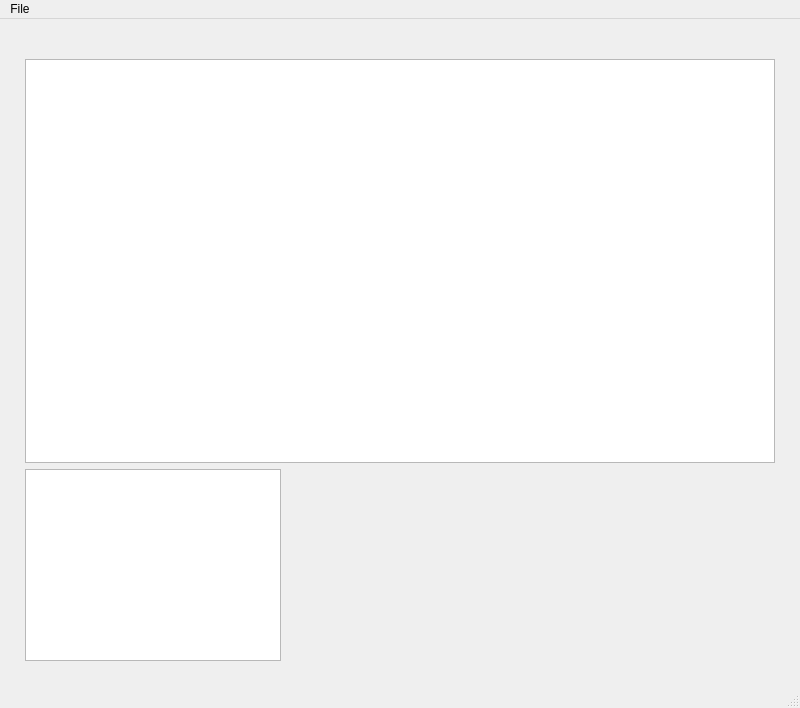
Above: Scan/mutlichannel.ui from pattammattel/HXN_GUI before the change. Below: the same form after it.
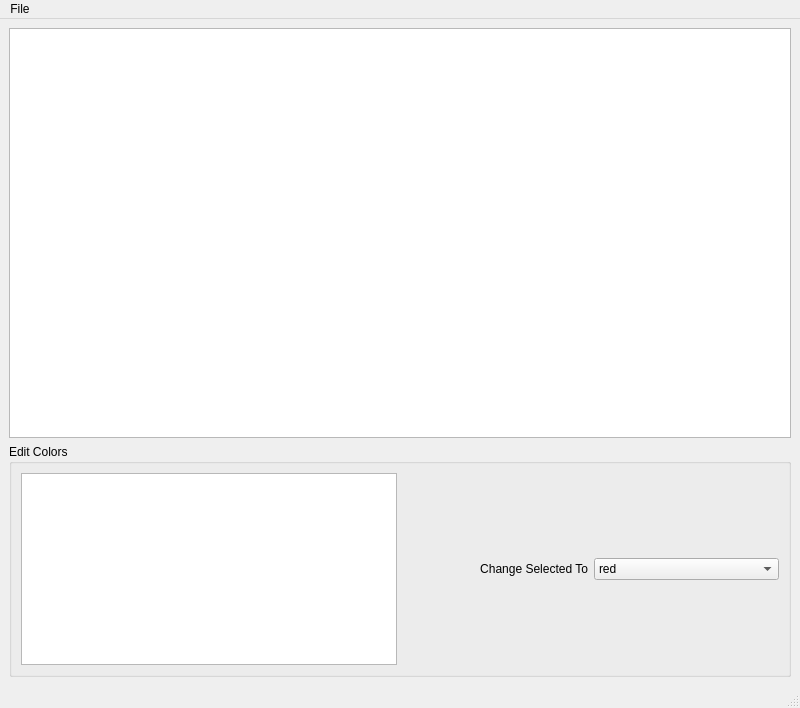
That is the form after the change. Custom widgets are drawn as their Qt base class.

Commit message: multichannel multiple selection

```diff
--- a/Scan/mutlichannel.ui
+++ b/Scan/mutlichannel.ui
@@ -14,20 +14,8 @@
    <string>MainWindow</string>
   </property>
   <widget class="QWidget" name="centralwidget">
-   <layout class="QGridLayout" name="gridLayout">
-    <property name="leftMargin">
-     <number>25</number>
-    </property>
-    <property name="topMargin">
-     <number>40</number>
-    </property>
-    <property name="rightMargin">
-     <number>25</number>
-    </property>
-    <property name="bottomMargin">
-     <number>25</number>
-    </property>
-    <item row="0" column="1">
+   <layout class="QGridLayout" name="gridLayout_2">
+    <item row="0" column="0">
      <widget class="GraphicsLayoutWidget" name="img_view">
       <property name="sizePolicy">
        <sizepolicy hsizetype="Expanding" vsizetype="Expanding">
@@ -37,14 +25,71 @@
       </property>
      </widget>
     </item>
-    <item row="1" column="1">
-     <widget class="QListWidget" name="listWidget">
-      <property name="sizePolicy">
-       <sizepolicy hsizetype="Fixed" vsizetype="Preferred">
-        <horstretch>0</horstretch>
-        <verstretch>0</verstretch>
-       </sizepolicy>
+    <item row="1" column="0">
+     <widget class="QGroupBox" name="groupBox">
+      <property name="title">
+       <string>Edit Colors</string>
       </property>
+      <layout class="QGridLayout" name="gridLayout">
+       <item row="0" column="0">
+        <widget class="QListWidget" name="listWidget">
+         <property name="sizePolicy">
+          <sizepolicy hsizetype="Preferred" vsizetype="Preferred">
+           <horstretch>0</horstretch>
+           <verstretch>0</verstretch>
+          </sizepolicy>
+         </property>
+        </widget>
+       </item>
+       <item row="0" column="1">
+        <layout class="QHBoxLayout" name="horizontalLayout">
+         <item>
+          <widget class="QLabel" name="label">
+           <property name="text">
+            <string>Change Selected To</string>
+           </property>
+           <property name="alignment">
+            <set>Qt::AlignRight|Qt::AlignTrailing|Qt::AlignVCenter</set>
+           </property>
+          </widget>
+         </item>
+         <item>
+          <widget class="QComboBox" name="cb_choose_color">
+           <item>
+            <property name="text">
+             <string>red</string>
+            </property>
+           </item>
+           <item>
+            <property name="text">
+             <string>green</string>
+            </property>
+           </item>
+           <item>
+            <property name="text">
+             <string>blue</string>
+            </property>
+           </item>
+           <item>
+            <property name="text">
+             <string>yellow</string>
+            </property>
+           </item>
+           <item>
+            <property name="text">
+             <string>magenta</string>
+            </property>
+           </item>
+           <item>
+            <property name="text">
+             <string>cyan</string>
+            </property>
+           </item>
+          </widget>
+         </item>
+        </layout>
+       </item>
+      </layout>
      </widget>
     </item>
    </layout>
```
The commit also changes 1 other file.
